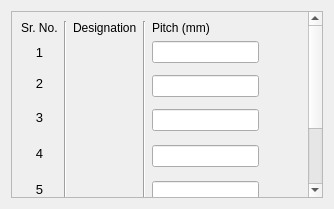
This is Connections/Moment/ExtendedEndPlate/ui_pitch.ui in GreatDevelopers/osdag-core as Qt 5 draws it before an edit. The edited form follows.
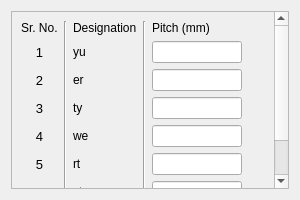
This is the edited form.

Commit message: Feat,Fix: add sectional arrows & fix pitch dictance; remove image from pitch details

The edit to the form file:
```diff
--- a/Connections/Moment/ExtendedEndPlate/ui_pitch.ui
+++ b/Connections/Moment/ExtendedEndPlate/ui_pitch.ui
@@ -6,8 +6,8 @@
    <rect>
     <x>0</x>
     <y>0</y>
-    <width>334</width>
-    <height>209</height>
+    <width>300</width>
+    <height>200</height>
    </rect>
   </property>
   <property name="minimumSize">
@@ -35,8 +35,8 @@
        <rect>
         <x>0</x>
         <y>0</y>
-        <width>289</width>
-        <height>313</height>
+        <width>262</width>
+        <height>271</height>
        </rect>
       </property>
       <layout class="QGridLayout" name="gridLayout_2">
@@ -53,246 +53,62 @@
          </property>
         </widget>
        </item>
-       <item row="6" column="0" rowspan="3">
-        <widget class="QLabel" name="lbl_mem4">
-         <property name="font">
-          <font>
-           <family>Arial</family>
-           <pointsize>10</pointsize>
-          </font>
-         </property>
-         <property name="text">
-          <string>4</string>
-         </property>
-         <property name="alignment">
-          <set>Qt::AlignCenter</set>
-         </property>
-        </widget>
-       </item>
-       <item row="8" column="2">
-        <widget class="QLabel" name="lbl_4">
-         <property name="font">
-          <font>
-           <family>Arial</family>
-           <pointsize>9</pointsize>
-          </font>
-         </property>
-         <property name="text">
-          <string/>
-         </property>
-        </widget>
-       </item>
-       <item row="1" column="6">
-        <spacer name="horizontalSpacer">
+       <item row="0" column="1" rowspan="8">
+        <widget class="Line" name="line">
          <property name="orientation">
-          <enum>Qt::Horizontal</enum>
+          <enum>Qt::Vertical</enum>
          </property>
-         <property name="sizeHint" stdset="0">
-          <size>
-           <width>40</width>
-           <height>20</height>
-          </size>
-         </property>
-        </spacer>
-       </item>
-       <item row="5" column="6">
-        <spacer name="horizontalSpacer_3">
-         <property name="orientation">
-          <enum>Qt::Horizontal</enum>
-         </property>
-         <property name="sizeHint" stdset="0">
-          <size>
-           <width>40</width>
-           <height>20</height>
-          </size>
-         </property>
-        </spacer>
-       </item>
-       <item row="3" column="6">
-        <spacer name="horizontalSpacer_2">
-         <property name="orientation">
-          <enum>Qt::Horizontal</enum>
-         </property>
-         <property name="sizeHint" stdset="0">
-          <size>
-           <width>40</width>
-           <height>20</height>
-          </size>
-         </property>
-        </spacer>
-       </item>
-       <item row="8" column="6">
-        <spacer name="horizontalSpacer_4">
-         <property name="orientation">
-          <enum>Qt::Horizontal</enum>
-         </property>
-         <property name="sizeHint" stdset="0">
-          <size>
-           <width>40</width>
-           <height>20</height>
-          </size>
-         </property>
-        </spacer>
-       </item>
-       <item row="10" column="6">
-        <spacer name="horizontalSpacer_5">
-         <property name="orientation">
-          <enum>Qt::Horizontal</enum>
-         </property>
-         <property name="sizeHint" stdset="0">
-          <size>
-           <width>40</width>
-           <height>20</height>
-          </size>
-         </property>
-        </spacer>
-       </item>
-       <item row="9" column="0" rowspan="2">
-        <widget class="QLabel" name="lbl_mem5">
-         <property name="font">
-          <font>
-           <family>Arial</family>
-           <pointsize>10</pointsize>
-          </font>
-         </property>
-         <property name="text">
-          <string>5</string>
-         </property>
-         <property name="alignment">
-          <set>Qt::AlignCenter</set>
-         </property>
         </widget>
        </item>
-       <item row="10" column="5">
-        <widget class="QLineEdit" name="lineEdit_pitch5">
+       <item row="0" column="2">
+        <widget class="QLabel" name="label_2">
          <property name="font">
           <font>
            <family>Arial</family>
            <pointsize>9</pointsize>
           </font>
          </property>
-         <property name="readOnly">
-          <bool>true</bool>
-         </property>
-        </widget>
-       </item>
-       <item row="11" column="0" rowspan="2">
-        <widget class="QLabel" name="lbl_mem6">
-         <property name="font">
-          <font>
-           <family>Arial</family>
-           <pointsize>10</pointsize>
-          </font>
-         </property>
          <property name="text">
-          <string>6</string>
+          <string>Designation</string>
          </property>
-         <property name="alignment">
-          <set>Qt::AlignCenter</set>
-         </property>
         </widget>
        </item>
-       <item row="12" column="5" rowspan="2">
-        <widget class="QLineEdit" name="lineEdit_pitch6">
-         <property name="font">
-          <font>
-           <family>Arial</family>
-           <pointsize>9</pointsize>
-          </font>
-         </property>
-         <property name="readOnly">
-          <bool>true</bool>
-         </property>
-        </widget>
-       </item>
-       <item row="5" column="2">
-        <widget class="QLabel" name="lbl_3">
-         <property name="font">
-          <font>
-           <family>Arial</family>
-           <pointsize>9</pointsize>
-          </font>
-         </property>
-         <property name="text">
-          <string/>
-         </property>
-        </widget>
-       </item>
-       <item row="5" column="5">
-        <widget class="QLineEdit" name="lineEdit_pitch3">
-         <property name="font">
-          <font>
-           <family>Arial</family>
-           <pointsize>9</pointsize>
-          </font>
-         </property>
-         <property name="readOnly">
-          <bool>true</bool>
-         </property>
-        </widget>
-       </item>
-       <item row="13" column="0" rowspan="2">
-        <widget class="QLabel" name="lbl_mem7">
-         <property name="font">
-          <font>
-           <family>Arial</family>
-           <pointsize>10</pointsize>
-          </font>
-         </property>
-         <property name="text">
-          <string>7</string>
-         </property>
-         <property name="alignment">
-          <set>Qt::AlignCenter</set>
-         </property>
-        </widget>
-       </item>
-       <item row="14" column="5" rowspan="2">
-        <widget class="QLineEdit" name="lineEdit_pitch7">
-         <property name="font">
-          <font>
-           <family>Arial</family>
-           <pointsize>9</pointsize>
-          </font>
-         </property>
-         <property name="readOnly">
-          <bool>true</bool>
-         </property>
-        </widget>
-       </item>
-       <item row="12" column="3">
-        <widget class="QLabel" name="lbl_6">
-         <property name="font">
-          <font>
-           <family>Arial</family>
-           <pointsize>9</pointsize>
-          </font>
-         </property>
-         <property name="text">
-          <string/>
-         </property>
-        </widget>
-       </item>
-       <item row="15" column="2">
-        <widget class="QLabel" name="lbl_7">
-         <property name="font">
-          <font>
-           <family>Arial</family>
-           <pointsize>9</pointsize>
-          </font>
-         </property>
-         <property name="text">
-          <string/>
-         </property>
-        </widget>
-       </item>
-       <item row="0" column="4" rowspan="16">
+       <item row="0" column="3" rowspan="8">
         <widget class="Line" name="line_6">
          <property name="orientation">
           <enum>Qt::Vertical</enum>
          </property>
         </widget>
        </item>
+       <item row="0" column="4">
+        <widget class="QLabel" name="label_5">
+         <property name="font">
+          <font>
+           <family>Arial</family>
+           <pointsize>9</pointsize>
+          </font>
+         </property>
+         <property name="text">
+          <string>Pitch (mm)</string>
+         </property>
+        </widget>
+       </item>
+       <item row="1" column="0">
+        <widget class="QLabel" name="lbl_mem">
+         <property name="font">
+          <font>
+           <family>Arial</family>
+           <pointsize>10</pointsize>
+          </font>
+         </property>
+         <property name="text">
+          <string>1</string>
+         </property>
+         <property name="alignment">
+          <set>Qt::AlignCenter</set>
+         </property>
+        </widget>
+       </item>
        <item row="1" column="2">
         <widget class="QLabel" name="lbl_1">
          <property name="font">
@@ -302,11 +118,11 @@
           </font>
          </property>
          <property name="text">
-          <string/>
+          <string>yu</string>
          </property>
         </widget>
        </item>
-       <item row="1" column="5">
+       <item row="1" column="4">
         <widget class="QLineEdit" name="lineEdit_pitch">
          <property name="font">
           <font>
@@ -319,40 +135,20 @@
          </property>
         </widget>
        </item>
-       <item row="0" column="1" rowspan="16">
-        <widget class="Line" name="line">
+       <item row="1" column="5">
+        <spacer name="horizontalSpacer">
          <property name="orientation">
-          <enum>Qt::Vertical</enum>
+          <enum>Qt::Horizontal</enum>
          </property>
-        </widget>
-       </item>
-       <item row="0" column="5">
-        <widget class="QLabel" name="label_5">
-         <property name="font">
-          <font>
-           <family>Arial</family>
-           <pointsize>9</pointsize>
-          </font>
+         <property name="sizeHint" stdset="0">
+          <size>
+           <width>40</width>
+           <height>20</height>
+          </size>
          </property>
-         <property name="text">
-          <string>Pitch (mm)</string>
-         </property>
-        </widget>
+        </spacer>
        </item>
-       <item row="2" column="2" rowspan="2">
-        <widget class="QLabel" name="lbl_2">
-         <property name="font">
-          <font>
-           <family>Arial</family>
-           <pointsize>9</pointsize>
-          </font>
-         </property>
-         <property name="text">
-          <string/>
-         </property>
-        </widget>
-       </item>
-       <item row="2" column="0" rowspan="2">
+       <item row="2" column="0">
         <widget class="QLabel" name="lbl_mem2">
          <property name="font">
           <font>
@@ -368,7 +164,20 @@
          </property>
         </widget>
        </item>
-       <item row="3" column="5">
+       <item row="2" column="2">
+        <widget class="QLabel" name="lbl_2">
+         <property name="font">
+          <font>
+           <family>Arial</family>
+           <pointsize>9</pointsize>
+          </font>
+         </property>
+         <property name="text">
+          <string>er</string>
+         </property>
+        </widget>
+       </item>
+       <item row="2" column="4">
         <widget class="QLineEdit" name="lineEdit_pitch2">
          <property name="font">
           <font>
@@ -381,23 +190,20 @@
          </property>
         </widget>
        </item>
-       <item row="1" column="0">
-        <widget class="QLabel" name="lbl_mem">
-         <property name="font">
-          <font>
-           <family>Arial</family>
-           <pointsize>10</pointsize>
-          </font>
+       <item row="2" column="5">
+        <spacer name="horizontalSpacer_2">
+         <property name="orientation">
+          <enum>Qt::Horizontal</enum>
          </property>
-         <property name="text">
-          <string>1</string>
+         <property name="sizeHint" stdset="0">
+          <size>
+           <width>40</width>
+           <height>20</height>
+          </size>
          </property>
-         <property name="alignment">
-          <set>Qt::AlignCenter</set>
-         </property>
-        </widget>
+        </spacer>
        </item>
-       <item row="4" column="0" rowspan="2">
+       <item row="3" column="0">
         <widget class="QLabel" name="lbl_mem3">
          <property name="enabled">
           <bool>true</bool>
@@ -416,8 +222,8 @@
          </property>
         </widget>
        </item>
-       <item row="0" column="2" colspan="2">
-        <widget class="QLabel" name="label_2">
+       <item row="3" column="2">
+        <widget class="QLabel" name="lbl_3">
          <property name="font">
           <font>
            <family>Arial</family>
@@ -425,11 +231,66 @@
           </font>
          </property>
          <property name="text">
-          <string>Designation</string>
+          <string>ty</string>
          </property>
         </widget>
        </item>
-       <item row="7" column="5" rowspan="2">
+       <item row="3" column="4">
+        <widget class="QLineEdit" name="lineEdit_pitch3">
+         <property name="font">
+          <font>
+           <family>Arial</family>
+           <pointsize>9</pointsize>
+          </font>
+         </property>
+         <property name="readOnly">
+          <bool>true</bool>
+         </property>
+        </widget>
+       </item>
+       <item row="3" column="5">
+        <spacer name="horizontalSpacer_3">
+         <property name="orientation">
+          <enum>Qt::Horizontal</enum>
+         </property>
+         <property name="sizeHint" stdset="0">
+          <size>
+           <width>40</width>
+           <height>20</height>
+          </size>
+         </property>
+        </spacer>
+       </item>
+       <item row="4" column="0">
+        <widget class="QLabel" name="lbl_mem4">
+         <property name="font">
+          <font>
+           <family>Arial</family>
+           <pointsize>10</pointsize>
+          </font>
+         </property>
+         <property name="text">
+          <string>4</string>
+         </property>
+         <property name="alignment">
+          <set>Qt::AlignCenter</set>
+         </property>
+        </widget>
+       </item>
+       <item row="4" column="2">
+        <widget class="QLabel" name="lbl_4">
+         <property name="font">
+          <font>
+           <family>Arial</family>
+           <pointsize>9</pointsize>
+          </font>
+         </property>
+         <property name="text">
+          <string>we</string>
+         </property>
+        </widget>
+       </item>
+       <item row="4" column="4">
         <widget class="QLineEdit" name="lineEdit_pitch4">
          <property name="font">
           <font>
@@ -442,7 +303,36 @@
          </property>
         </widget>
        </item>
-       <item row="10" column="2">
+       <item row="4" column="5">
+        <spacer name="horizontalSpacer_4">
+         <property name="orientation">
+          <enum>Qt::Horizontal</enum>
+         </property>
+         <property name="sizeHint" stdset="0">
+          <size>
+           <width>40</width>
+           <height>20</height>
+          </size>
+         </property>
+        </spacer>
+       </item>
+       <item row="5" column="0">
+        <widget class="QLabel" name="lbl_mem5">
+         <property name="font">
+          <font>
+           <family>Arial</family>
+           <pointsize>10</pointsize>
+          </font>
+         </property>
+         <property name="text">
+          <string>5</string>
+         </property>
+         <property name="alignment">
+          <set>Qt::AlignCenter</set>
+         </property>
+        </widget>
+       </item>
+       <item row="5" column="2">
         <widget class="QLabel" name="lbl_5">
          <property name="font">
           <font>
@@ -451,11 +341,79 @@
           </font>
          </property>
          <property name="text">
-          <string/>
+          <string>rt</string>
          </property>
         </widget>
        </item>
-       <item row="12" column="6">
+       <item row="5" column="4">
+        <widget class="QLineEdit" name="lineEdit_pitch5">
+         <property name="font">
+          <font>
+           <family>Arial</family>
+           <pointsize>9</pointsize>
+          </font>
+         </property>
+         <property name="readOnly">
+          <bool>true</bool>
+         </property>
+        </widget>
+       </item>
+       <item row="5" column="5">
+        <spacer name="horizontalSpacer_5">
+         <property name="orientation">
+          <enum>Qt::Horizontal</enum>
+         </property>
+         <property name="sizeHint" stdset="0">
+          <size>
+           <width>40</width>
+           <height>20</height>
+          </size>
+         </property>
+        </spacer>
+       </item>
+       <item row="6" column="0">
+        <widget class="QLabel" name="lbl_mem6">
+         <property name="font">
+          <font>
+           <family>Arial</family>
+           <pointsize>10</pointsize>
+          </font>
+         </property>
+         <property name="text">
+          <string>6</string>
+         </property>
+         <property name="alignment">
+          <set>Qt::AlignCenter</set>
+         </property>
+        </widget>
+       </item>
+       <item row="6" column="2">
+        <widget class="QLabel" name="lbl_6">
+         <property name="font">
+          <font>
+           <family>Arial</family>
+           <pointsize>9</pointsize>
+          </font>
+         </property>
+         <property name="text">
+          <string>yt</string>
+         </property>
+        </widget>
+       </item>
+       <item row="6" column="4">
+        <widget class="QLineEdit" name="lineEdit_pitch6">
+         <property name="font">
+          <font>
+           <family>Arial</family>
+           <pointsize>9</pointsize>
+          </font>
+         </property>
+         <property name="readOnly">
+          <bool>true</bool>
+         </property>
+        </widget>
+       </item>
+       <item row="6" column="5">
         <spacer name="horizontalSpacer_6">
          <property name="orientation">
           <enum>Qt::Horizontal</enum>
@@ -468,7 +426,49 @@
          </property>
         </spacer>
        </item>
-       <item row="14" column="6">
+       <item row="7" column="0">
+        <widget class="QLabel" name="lbl_mem7">
+         <property name="font">
+          <font>
+           <family>Arial</family>
+           <pointsize>10</pointsize>
+          </font>
+         </property>
+         <property name="text">
+          <string>7</string>
+         </property>
+         <property name="alignment">
+          <set>Qt::AlignCenter</set>
+         </property>
+        </widget>
+       </item>
+       <item row="7" column="2">
+        <widget class="QLabel" name="lbl_7">
+         <property name="font">
+          <font>
+           <family>Arial</family>
+           <pointsize>9</pointsize>
+          </font>
+         </property>
+         <property name="text">
+          <string>yt</string>
+         </property>
+        </widget>
+       </item>
+       <item row="7" column="4">
+        <widget class="QLineEdit" name="lineEdit_pitch7">
+         <property name="font">
+          <font>
+           <family>Arial</family>
+           <pointsize>9</pointsize>
+          </font>
+         </property>
+         <property name="readOnly">
+          <bool>true</bool>
+         </property>
+        </widget>
+       </item>
+       <item row="7" column="5">
         <spacer name="horizontalSpacer_7">
          <property name="orientation">
           <enum>Qt::Horizontal</enum>
```
The commit also changes 2 other files.
